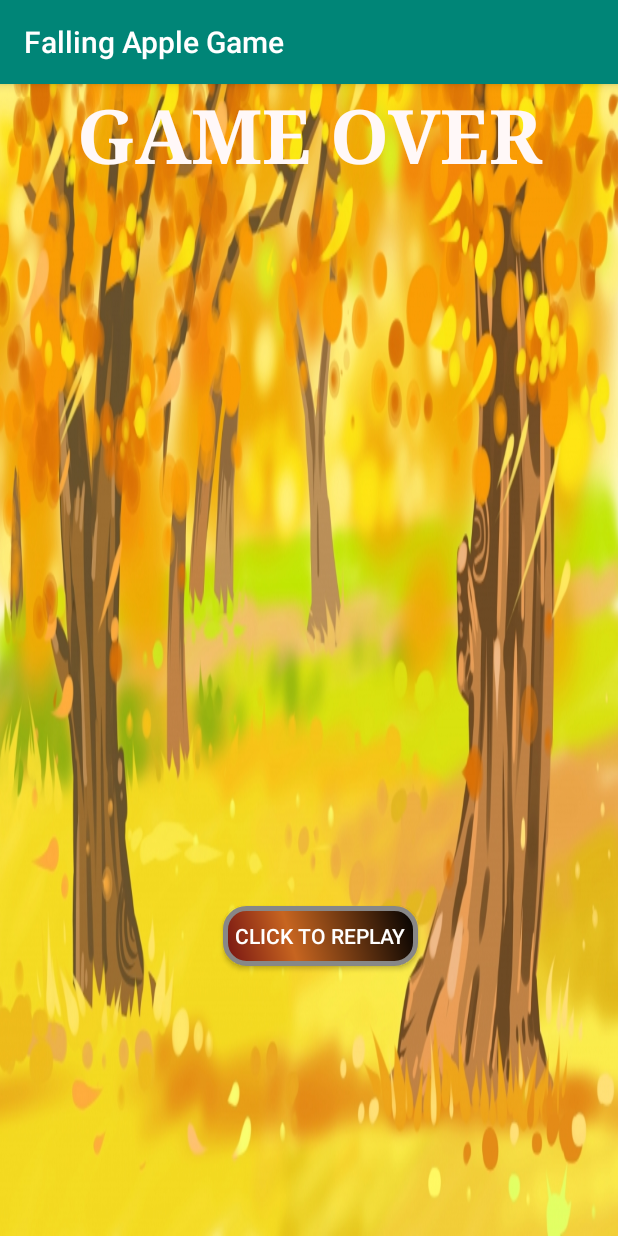
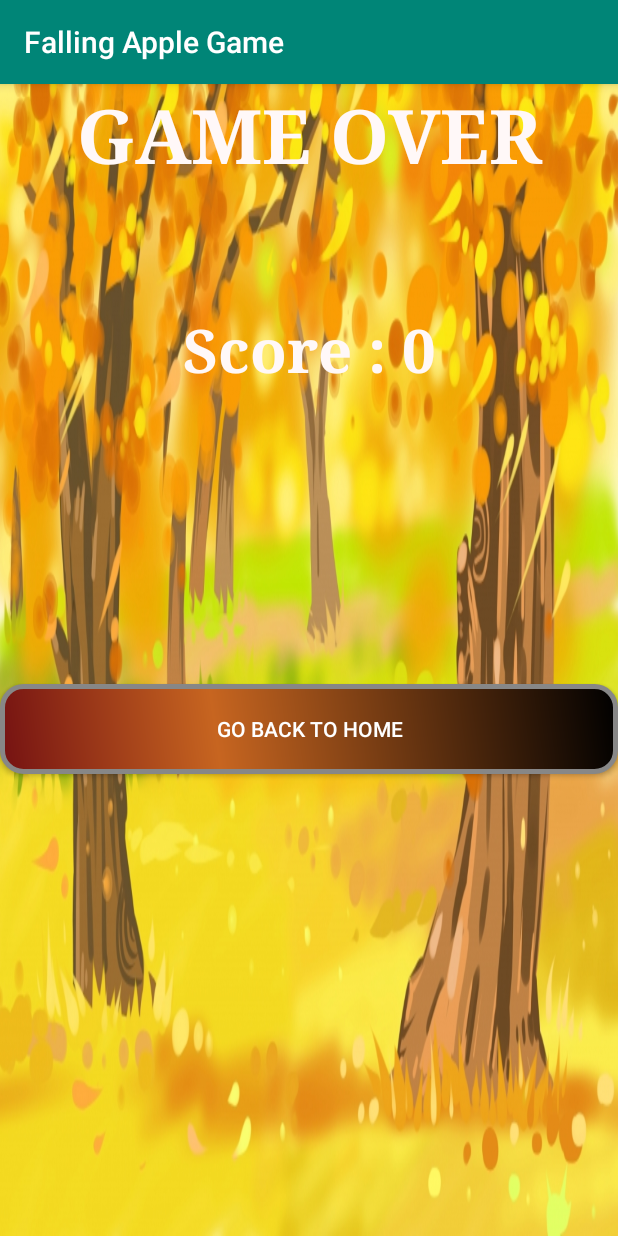
Before and after one commit to aliang30/CS441---Android-Project-4, an Android app: the Result screen opened directly, with no data from a screen before it, on a phone screen of 412 x 824 dp. Run offline under Robolectric (Android 15) with nearby library versions, the phone set to English and light mode, and no system bars.

Commit message:
Fixed Game Over screen

```diff
--- a/app/src/main/java/com/example/myapplication4/MainActivity.java
+++ b/app/src/main/java/com/example/myapplication4/MainActivity.java
@@ -16,6 +16,7 @@ public class MainActivity extends AppCompatActivity {
         super.onCreate(savedInstanceState);
         setContentView(R.layout.activity_main);
 
+
         button = (Button) findViewById(R.id.button);
         button.setOnClickListener(new View.OnClickListener() {
             @Override
@@ -23,6 +24,8 @@ public class MainActivity extends AppCompatActivity {
                 openActivity2();
             }
         });
+
+
     }
 
     public void openActivity2() {
--- a/app/src/main/java/com/example/myapplication4/Result.java
+++ b/app/src/main/java/com/example/myapplication4/Result.java
@@ -2,10 +2,14 @@ package com.example.myapplication4;
 
 import androidx.appcompat.app.AppCompatActivity;
 
+import android.content.Context;
 import android.content.Intent;
+import android.content.SharedPreferences;
 import android.os.Bundle;
 import android.view.View;
 import android.widget.Button;
+import android.widget.TextView;
+
 
 public class Result extends AppCompatActivity {
 
@@ -13,20 +17,33 @@ public class Result extends AppCompatActivity {
 
     @Override
     protected void onCreate(Bundle savedInstanceState) {
+
         super.onCreate(savedInstanceState);
         setContentView(R.layout.activity_result);
+
+        TextView score = findViewById(R.id.score);
+
+        int score1 = getIntent().getIntExtra("SCORE", 0);
+
+
+        score.setText("Score : " + score1);
+
+
+
 
         button = (Button) findViewById(R.id.button);
         button.setOnClickListener(new View.OnClickListener() {
             @Override
             public void onClick(View view) {
-                openActivity2();
+                openActivity1();
             }
         });
+
+
     }
 
-    public void openActivity2() {
-        Intent intent = new Intent(this, Main2Activity.class);
+    public void openActivity1() {
+        Intent intent = new Intent(this, MainActivity.class);
         startActivity(intent);
     }
 }
--- a/app/src/main/res/layout/activity_main2.xml
+++ b/app/src/main/res/layout/activity_main2.xml
@@ -25,7 +25,7 @@
         android:layout_height="wrap_content"
         android:layout_marginLeft="110dp"
         android:layout_marginTop="420dp"
-        android:text=""
+        android:text="Score: 0"
         android:textColor="#fff"
         android:textSize="30sp"
         android:textStyle="bold"
@@ -39,9 +39,9 @@
         android:layout_alignParentRight="true"
         android:layout_gravity="center"
         android:gravity="center"
-        android:layout_marginRight="110dp"
+        android:layout_marginRight="109dp"
         android:layout_marginBottom="0dp"
-        android:text="Return Home" />
+        android:text="End the Game" />
 
     <ImageView
         android:id="@+id/apple"
--- a/app/src/main/res/layout/activity_result.xml
+++ b/app/src/main/res/layout/activity_result.xml
@@ -1,6 +1,5 @@
 <?xml version="1.0" encoding="utf-8"?>
 <RelativeLayout xmlns:android="http://schemas.android.com/apk/res/android"
-    xmlns:app="http://schemas.android.com/apk/res-auto"
     xmlns:tools="http://schemas.android.com/tools"
     android:layout_width="match_parent"
     android:layout_height="match_parent"
@@ -12,7 +11,6 @@
         android:layout_width="match_parent"
         android:layout_height="wrap_content"
         android:layout_gravity="center"
-
         android:gravity="center"
         android:text="GAME OVER"
         android:textColor="#FFF8F8"
@@ -20,16 +18,29 @@
         android:textStyle="bold"
         android:typeface="serif" />
 
+    <TextView
+        android:id="@+id/score"
+        android:layout_width="match_parent"
+        android:layout_height="wrap_content"
+        android:layout_gravity="center"
+        android:gravity="center"
+        android:layout_marginTop="150dp"
+        android:text=""
+        android:textColor="#FFF8F8"
+        android:textSize="40dp"
+        android:textStyle="bold"
+        android:typeface="serif" />
+
+
     <Button
         android:id="@+id/button"
-        android:layout_width="130dp"
-        android:layout_height="40dp"
-        android:layout_alignParentRight="true"
-        android:layout_alignParentBottom="true"
-        android:layout_marginRight="133dp"
-        android:layout_marginBottom="180dp"
+        android:layout_width="match_parent"
+        android:layout_height="wrap_content"
+        android:layout_gravity="center"
+        android:gravity="center"
+        android:layout_marginTop="400dp"
         android:background="@drawable/button_design"
-        android:text="Click to Replay"
+        android:text="Go back to home"
         android:textColor="@android:color/white" />
 
 
```
Also changed, not shown: app/src/main/java/com/example/myapplication4/Main2Activity.java (+4 -11 lines).
